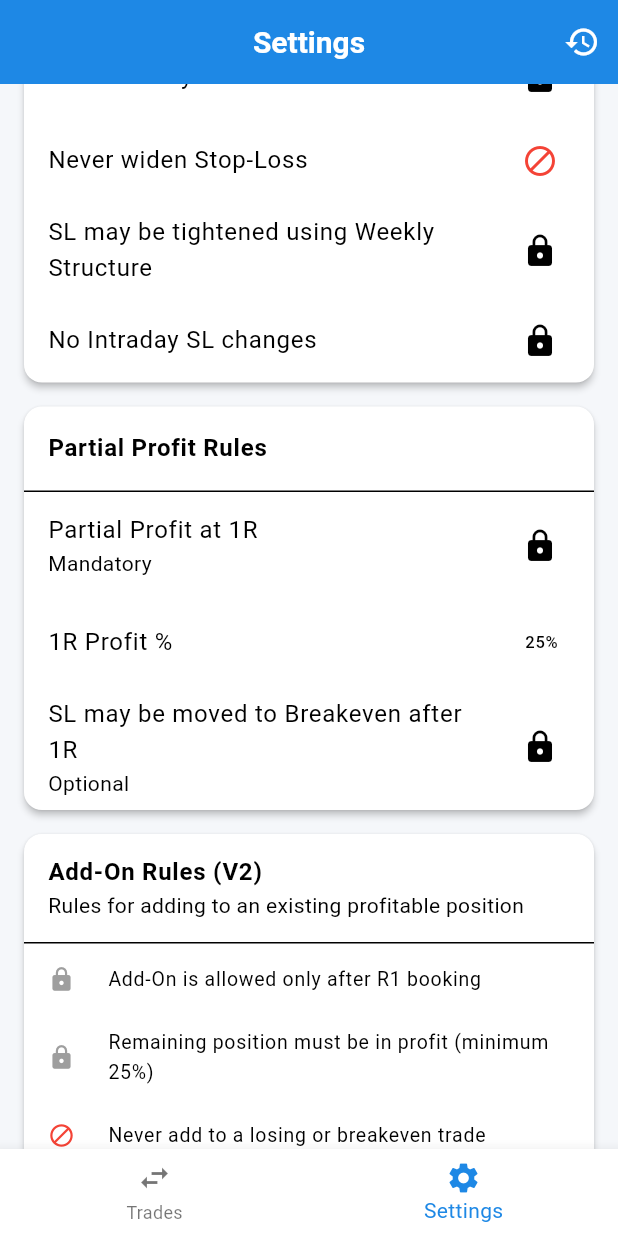
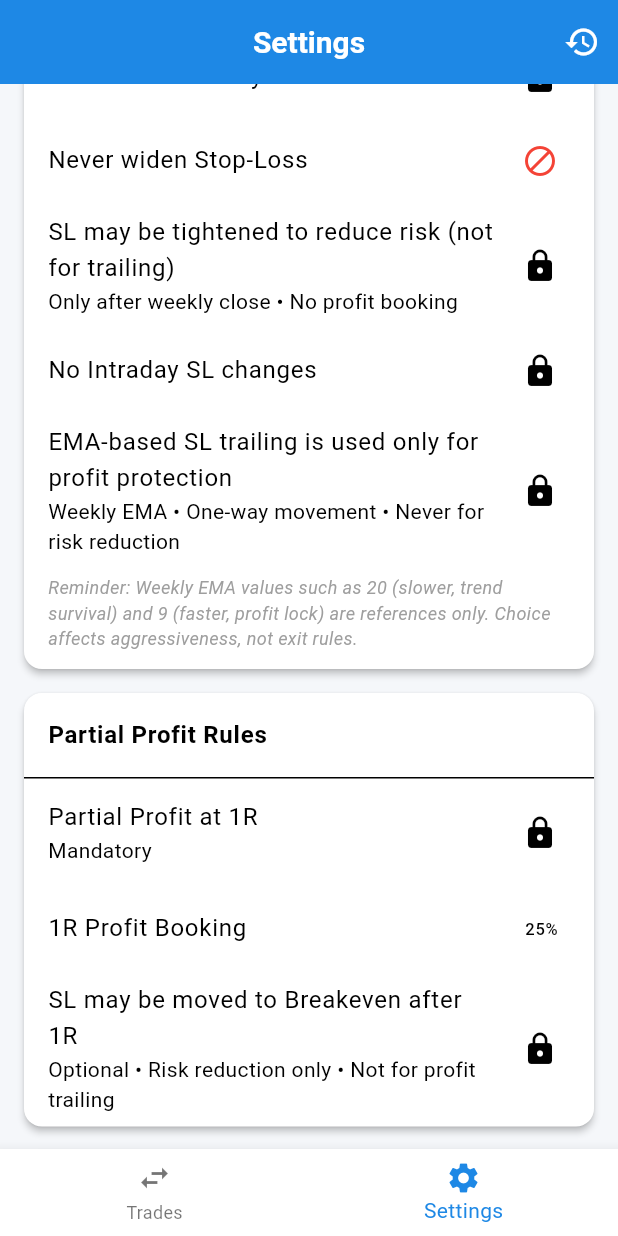
Before and after one commit to AjayM17/tradedesk, a Flutter app: the screen it shows after launch, item 2 of the bottom bar chosen, scrolled down 1152 dp, on a phone screen of 412 x 824 dp. Run offline on Flutter 3.47's test engine with Material 3 defaults, Android fonts, the phone set to English and light mode, and no system bars; our stand-ins replace cloud_firestore, firebase_core, shared_preferences; accounts and stored records are empty.

Commit message:
Rules Setting

```diff
--- a/lib/features/settings/presentation/widgets/add_on_rules_card.dart
+++ b/lib/features/settings/presentation/widgets/add_on_rules_card.dart
@@ -11,23 +11,18 @@ class AddOnRulesCard extends StatelessWidget {
         children: const [
           ListTile(
             title: Text(
-              'Add-On Rules (V2)',
+              'Add-On Rules',
               style: TextStyle(fontWeight: FontWeight.bold),
             ),
             subtitle: Text(
-              'Rules for adding to an existing profitable position',
+              'Optional scaling into an existing profitable trade',
             ),
           ),
           Divider(height: 1),
 
-          // ───────── PRE-CONDITIONS ─────────
+          // ───────── CORE CONDITIONS ─────────
           _RuleItem(
-            text: 'Add-On is allowed only after R1 booking',
-            icon: Icons.lock,
-          ),
-          _RuleItem(
-            text:
-                'Remaining position must be in profit (minimum 25%)',
+            text: 'Add-On allowed only after partial profit at 1R',
             icon: Icons.lock,
           ),
           _RuleItem(
@@ -38,54 +33,18 @@ class AddOnRulesCard extends StatelessWidget {
 
           Divider(height: 12),
 
-          // ───────── QUANTITY RULE ─────────
+          // ───────── SIZE CONTROL ─────────
           _RuleItem(
-            text:
-                'Maximum Add-On quantity is 25% of original position',
+            text: 'Add-On quantity must not exceed 25% of original position',
             icon: Icons.rule,
           ),
 
           Divider(height: 12),
 
-          // ───────── STOP-LOSS ─────────
+          // ───────── EXIT & SL INTEGRITY ─────────
           _RuleItem(
-            text:
-                'Add-On does not modify Stop-Loss automatically',
+            text: 'Add-On does not change Stop-Loss or Exit rules',
             icon: Icons.info_outline,
-          ),
-          _RuleItem(
-            text:
-                'Stop-Loss tightening is a separate manual decision',
-            icon: Icons.info_outline,
-          ),
-
-          Divider(height: 12),
-
-          // ───────── SAFETY AFTER ADD-ON ─────────
-          _RuleItem(
-            text:
-                'After Add-On, total position must remain profitable',
-            icon: Icons.shield,
-          ),
-          _RuleItem(
-            text:
-                'Trade must retain a minimum safety buffer (10%)',
-            icon: Icons.shield,
-          ),
-
-          Divider(height: 12),
-
-          // ───────── FUTURE NOTE ─────────
-          Padding(
-            padding: EdgeInsets.fromLTRB(16, 4, 16, 12),
-            child: Text(
-              'Note: R2 booking will be introduced in a future version.',
-              style: TextStyle(
-                fontSize: 12,
-                color: Colors.grey,
-                fontStyle: FontStyle.italic,
-              ),
-            ),
           ),
         ],
       ),
--- a/lib/features/settings/presentation/widgets/final_exit_rules_card.dart
+++ b/lib/features/settings/presentation/widgets/final_exit_rules_card.dart
@@ -16,23 +16,29 @@ class FinalExitRulesCard extends StatelessWidget {
           ),
           Divider(height: 1),
 
-          // V1: Exit level definition (fixed)
+          // EXIT DECISION
           ListTile(
             title: Text(
-              'Exit Level = min(Previous Week Low, Weekly 20 EMA)',
+              'Exit if Weekly RSI closes below 60',
+            ),
+            subtitle: Text(
+              'RSI is evaluated only after weekly close',
             ),
             trailing: Icon(Icons.lock),
           ),
 
-          // V1: Exit condition (weekly close only)
+          // EXECUTION
           ListTile(
             title: Text(
-              'Exit ONLY if weekly candle CLOSES below Exit Level',
+              'Exit on next trading session',
+            ),
+            subtitle: Text(
+              'No candle wait • Gap up or gap down ignored',
             ),
             trailing: Icon(Icons.lock),
           ),
 
-          // V1: Hard restriction
+          // HARD RULE
           ListTile(
             title: Text('No Intraday Exit'),
             trailing: Icon(Icons.block, color: Colors.red),
--- a/lib/features/settings/presentation/widgets/partial_profit_card.dart
+++ b/lib/features/settings/presentation/widgets/partial_profit_card.dart
@@ -16,26 +16,30 @@ class PartialProfitCard extends StatelessWidget {
           ),
           Divider(height: 1),
 
-          // V1: Partial profit is MANDATORY
+          // PARTIAL PROFIT
           ListTile(
             title: Text('Partial Profit at 1R'),
             subtitle: Text('Mandatory'),
             trailing: Icon(Icons.lock),
           ),
 
-          // V1: Fixed reference value (display only)
+          // FIXED R VALUE
           ListTile(
-            title: Text('1R Profit %'),
+            title: Text('1R Profit Booking'),
             trailing: Text(
               '25%',
               style: TextStyle(fontWeight: FontWeight.w500),
             ),
           ),
 
-          // V1: SL movement is optional, not automatic
+          // SL HANDLING (OPTIONAL, RISK ONLY)
           ListTile(
-            title: Text('SL may be moved to Breakeven after 1R'),
-            subtitle: Text('Optional'),
+            title: Text(
+              'SL may be moved to Breakeven after 1R',
+            ),
+            subtitle: Text(
+              'Optional • Risk reduction only • Not for profit trailing',
+            ),
             trailing: Icon(Icons.lock),
           ),
         ],
--- a/lib/features/settings/presentation/widgets/stop_loss_rules_card.dart
+++ b/lib/features/settings/presentation/widgets/stop_loss_rules_card.dart
@@ -16,25 +16,57 @@ class StopLossRulesCard extends StatelessWidget {
           ),
           Divider(height: 1),
 
+          // INITIAL SL
           ListTile(
-            title: Text('SL at Weekly Structure Low'),
+            title: Text('Initial SL at Weekly Structure Low'),
             trailing: Icon(Icons.lock),
           ),
 
+          // HARD RULE
           ListTile(
             title: Text('Never widen Stop-Loss'),
             trailing: Icon(Icons.block, color: Colors.red),
           ),
 
-          // V1: SL tightening is optional, not trailing
+          // RISK REDUCTION (NOT TRAILING)
           ListTile(
-            title: Text('SL may be tightened using Weekly Structure'),
+            title: Text(
+              'SL may be tightened to reduce risk (not for trailing)',
+            ),
+            subtitle: Text('Only after weekly close • No profit booking'),
             trailing: Icon(Icons.lock),
           ),
 
+          // TIME DISCIPLINE
           ListTile(
             title: Text('No Intraday SL changes'),
             trailing: Icon(Icons.lock),
+          ),
+
+          // EMA TRAILING (PROFIT ONLY)
+          ListTile(
+            title: Text(
+              'EMA-based SL trailing is used only for profit protection',
+            ),
+            subtitle: Text(
+              'Weekly EMA • One-way movement • Never for risk reduction',
+            ),
+            trailing: Icon(Icons.lock),
+          ),
+
+          // 👇 REMINDER NOTE (NOT A RULE)
+          Padding(
+            padding: EdgeInsets.fromLTRB(16, 4, 16, 12),
+            child: Text(
+              'Reminder: Weekly EMA values such as 20 (slower, trend survival) '
+              'and 9 (faster, profit lock) are references only. '
+              'Choice affects aggressiveness, not exit rules.',
+              style: TextStyle(
+                fontSize: 12,
+                color: Colors.grey,
+                fontStyle: FontStyle.italic,
+              ),
+            ),
           ),
         ],
       ),
```
